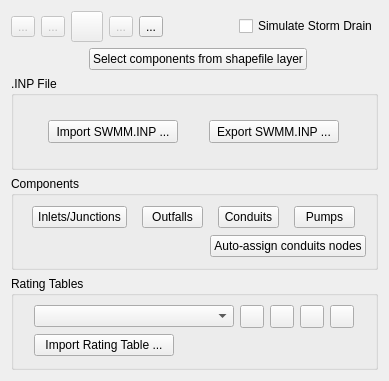
This is flo2d/ui/storm_drain_editor.ui in FLO-2DSoftware/qgis-flo-2d-plugin as Qt 5 draws it before an edit. The edited form follows.
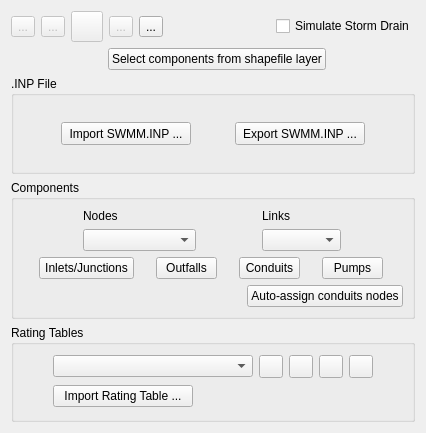
This is the edited form. Icons and pictures are not drawn.

Diff of the .ui file:
```diff
--- a/flo2d/ui/storm_drain_editor.ui
+++ b/flo2d/ui/storm_drain_editor.ui
@@ -6,8 +6,8 @@
    <rect>
     <x>0</x>
     <y>0</y>
-    <width>389</width>
-    <height>381</height>
+    <width>426</width>
+    <height>433</height>
    </rect>
   </property>
   <property name="minimumSize">
@@ -385,7 +385,96 @@
       <string>Components</string>
      </property>
      <layout class="QGridLayout" name="gridLayout_3">
-      <item row="0" column="0" colspan="2">
+      <item row="0" column="0">
+       <layout class="QHBoxLayout" name="horizontalLayout_4">
+        <item>
+         <layout class="QVBoxLayout" name="verticalLayout_2">
+          <item>
+           <widget class="QLabel" name="label_2">
+            <property name="text">
+             <string>Nodes</string>
+            </property>
+           </widget>
+          </item>
+          <item>
+           <widget class="QComboBox" name="comboBox_2">
+            <property name="sizePolicy">
+             <sizepolicy hsizetype="Fixed" vsizetype="Fixed">
+              <horstretch>0</horstretch>
+              <verstretch>0</verstretch>
+             </sizepolicy>
+            </property>
+            <item>
+             <property name="text">
+              <string/>
+             </property>
+            </item>
+            <item>
+             <property name="text">
+              <string>Inlets/Junctions</string>
+             </property>
+            </item>
+            <item>
+             <property name="text">
+              <string>Outfalls</string>
+             </property>
+            </item>
+           </widget>
+          </item>
+         </layout>
+        </item>
+        <item>
+         <layout class="QVBoxLayout" name="verticalLayout">
+          <item>
+           <widget class="QLabel" name="label">
+            <property name="text">
+             <string>Links</string>
+            </property>
+           </widget>
+          </item>
+          <item>
+           <widget class="QComboBox" name="comboBox">
+            <property name="sizePolicy">
+             <sizepolicy hsizetype="Fixed" vsizetype="Fixed">
+              <horstretch>0</horstretch>
+              <verstretch>0</verstretch>
+             </sizepolicy>
+            </property>
+            <property name="currentText">
+             <string/>
+            </property>
+            <item>
+             <property name="text">
+              <string/>
+             </property>
+            </item>
+            <item>
+             <property name="text">
+              <string>Conduits</string>
+             </property>
+            </item>
+            <item>
+             <property name="text">
+              <string>Pumps</string>
+             </property>
+            </item>
+            <item>
+             <property name="text">
+              <string>Orificies</string>
+             </property>
+            </item>
+            <item>
+             <property name="text">
+              <string>Weirs</string>
+             </property>
+            </item>
+           </widget>
+          </item>
+         </layout>
+        </item>
+       </layout>
+      </item>
+      <item row="1" column="0">
        <layout class="QHBoxLayout" name="horizontalLayout">
         <item>
          <widget class="QPushButton" name="inlets_btn">
@@ -471,7 +560,9 @@
         </item>
        </layout>
       </item>
-      <item row="1" column="0">
+      <item row="2" column="0">
+       <layout class="QHBoxLayout" name="horizontalLayout_5">
+        <item>
        <spacer name="horizontalSpacer_4">
         <property name="orientation">
          <enum>Qt::Horizontal</enum>
@@ -484,12 +575,14 @@
         </property>
        </spacer>
       </item>
-      <item row="1" column="1">
+        <item>
        <widget class="QPushButton" name="assign_conduits_nodes_btn">
         <property name="text">
          <string>Auto-assign conduits nodes</string>
         </property>
        </widget>
+        </item>
+       </layout>
       </item>
      </layout>
     </widget>
```
Lines whose indentation alone changed are shown as unchanged.
